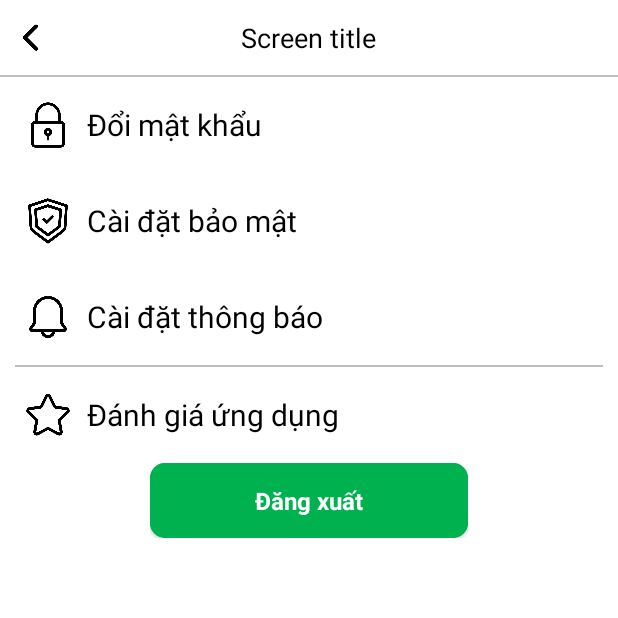
After one commit to MingHieu/PTIT-OOP-TimViec, an Android app: the SettingScreen screen opened directly, with no data from a screen before it, on a phone screen of 412 x 824 dp, the top half of it. The commit adds this screen. Run offline under Robolectric (Android 15) with nearby library versions, the light colour scheme and no system bars.

Commit message:
Tao notification card va setting screen

```diff
--- a/app/src/main/AndroidManifest.xml
+++ b/app/src/main/AndroidManifest.xml
@@ -18,8 +18,11 @@
         android:usesCleartextTraffic="true"
         tools:targetApi="31">
         <activity
+            android:name=".views.SettingScreen"
+            android:exported="false" />
+        <activity
             android:name=".views.SignupScreen"
-            android:exported="false"/>
+            android:exported="false" />
         <activity
             android:name=".views.SelectRoleScreen"
             android:exported="false" />
--- /dev/null
+++ b/app/src/main/java/com/example/timviec/views/SettingScreen.java
@@ -0,0 +1,17 @@
+package com.example.timviec.views;
+
+import androidx.appcompat.app.AppCompatActivity;
+
+import android.os.Bundle;
+
+import com.example.timviec.R;
+import com.example.timviec.Utils;
+
+public class SettingScreen extends Utils.BaseActivity {
+
+    @Override
+    protected void onCreate(Bundle savedInstanceState) {
+        super.onCreate(savedInstanceState);
+        setContentView(R.layout.activity_setting_screen);
+    }
+}
--- /dev/null
+++ b/app/src/main/res/layout/activity_setting_screen.xml
@@ -0,0 +1,122 @@
+<?xml version="1.0" encoding="utf-8"?>
+<LinearLayout xmlns:android="http://schemas.android.com/apk/res/android"
+    xmlns:app="http://schemas.android.com/apk/res-auto"
+    xmlns:tools="http://schemas.android.com/tools"
+    android:layout_width="match_parent"
+    android:layout_height="match_parent"
+    android:orientation="vertical"
+
+    tools:context=".views.SettingScreen">
+
+    <include layout="@layout/custom_action_bar" />
+
+    <LinearLayout
+        android:layout_width="match_parent"
+        android:layout_height="wrap_content"
+        android:orientation="horizontal"
+        android:padding="16dp">
+
+        <ImageView
+            android:id="@+id/setting_ic_change_password"
+            android:layout_width="32dp"
+            android:layout_height="32dp"
+            android:src="@drawable/ic_lock" />
+
+        <TextView
+            android:id="@+id/setting_change_password"
+            android:layout_width="match_parent"
+            android:layout_height="wrap_content"
+            android:layout_gravity="center"
+            android:paddingLeft="10dp"
+            android:text="Đổi mật khẩu"
+            android:textColor="@color/on_surface"
+            android:textSize="20dp" />
+    </LinearLayout>
+
+    <LinearLayout
+        android:layout_width="match_parent"
+        android:layout_height="wrap_content"
+        android:orientation="horizontal"
+        android:padding="16dp">
+
+        <ImageView
+            android:id="@+id/setting_ic_secuity"
+            android:layout_width="32dp"
+            android:layout_height="32dp"
+            android:src="@drawable/ic_shield" />
+
+        <TextView
+            android:id="@+id/setting_cecurity"
+            android:layout_width="match_parent"
+            android:layout_height="wrap_content"
+            android:layout_gravity="center"
+            android:paddingLeft="10dp"
+            android:text="Cài đặt bảo mật"
+            android:textColor="@color/on_surface"
+            android:textSize="20dp" />
+    </LinearLayout>
+
+    <LinearLayout
+        android:layout_width="match_parent"
+        android:layout_height="wrap_content"
+        android:orientation="horizontal"
+        android:padding="16dp">
+
+        <ImageView
+            android:layout_width="32dp"
+            android:layout_height="32dp"
+            android:id="@+id/setting_ic_notification"
+            android:src="@drawable/ic_bell" />
+
+        <TextView
+            android:layout_width="match_parent"
+            android:layout_height="wrap_content"
+            android:layout_gravity="center"
+            android:id="@+id/setting_notification"
+            android:text="Cài đặt thông báo"
+            android:textSize="20dp"
+            android:textColor="@color/on_surface"
+            android:paddingLeft="10dp" />
+
+    </LinearLayout>
+
+    <LinearLayout
+        android:layout_width="match_parent"
+        android:layout_height="1dp"
+        android:background="@color/gray_400"
+        android:layout_marginHorizontal="10dp" />
+
+
+    <LinearLayout
+        android:layout_width="match_parent"
+        android:layout_height="wrap_content"
+        android:orientation="horizontal"
+        android:padding="16dp">
+
+        <ImageView
+            android:layout_width="32dp"
+            android:layout_height="32dp"
+            android:id="@+id/settig_ic_app_review"
+            android:src="@drawable/ic_star" />
+
+        <TextView
+            android:layout_width="match_parent"
+            android:layout_height="wrap_content"
+            android:layout_gravity="center"
+            android:id="@+id/setting_app_review"
+            android:text="Đánh giá ứng dụng"
+            android:textSize="20dp"
+            android:textColor="@color/on_surface"
+            android:paddingLeft="10dp" />
+
+    </LinearLayout>
+
+    <com.example.timviec.components.CustomButton
+        android:layout_width="match_parent"
+        android:layout_height="wrap_content"
+        android:paddingHorizontal="100dp"
+        app:custom_button_text="Đăng xuất"
+        android:layout_gravity="center"
+        android:id="@+id/setting_log_out_button" />
+
+</LinearLayout>
--- a/app/src/main/res/values-night/styles.xml
+++ b/app/src/main/res/values-night/styles.xml
@@ -3,4 +3,8 @@
     <style name="Widget.Theme.MyApp.MyView" parent="">
         <item name="android:background">@color/gray_600</item>
     </style>
+
+    <style name="Widget.Theme.MyApp.NoActionBar.MyView" parent="">
+        <item name="android:background">@color/gray_600</item>
+    </style>
 </resources>
--- /dev/null
+++ b/app/src/main/res/values/attrs_notification_card.xml
@@ -0,0 +1,6 @@
+<resources>
+    <declare-styleable name="NotificationCard">
+        <attr name="notification_card_title" format="string" />
+        <attr name="notification_card_content" format="string" />
+    </declare-styleable>
+</resources>
--- a/app/src/main/res/values/styles.xml
+++ b/app/src/main/res/values/styles.xml
@@ -3,4 +3,8 @@
     <style name="Widget.Theme.MyApp.MyView" parent="">
         <item name="android:background">@color/gray_400</item>
     </style>
+
+    <style name="Widget.Theme.MyApp.NoActionBar.MyView" parent="">
+        <item name="android:background">@color/gray_400</item>
+    </style>
 </resources>
```
Also changed, not shown: app/src/main/java/com/example/timviec/components/NotificationCard.java (added, +71 -0 lines), app/src/main/res/layout/sample_notification_card.xml (added, +30 -0 lines), app/src/main/res/drawable/ic_lock.png (added), app/src/main/res/drawable/ic_shield.png (added), app/src/main/res/drawable/ic_star.png (added).
